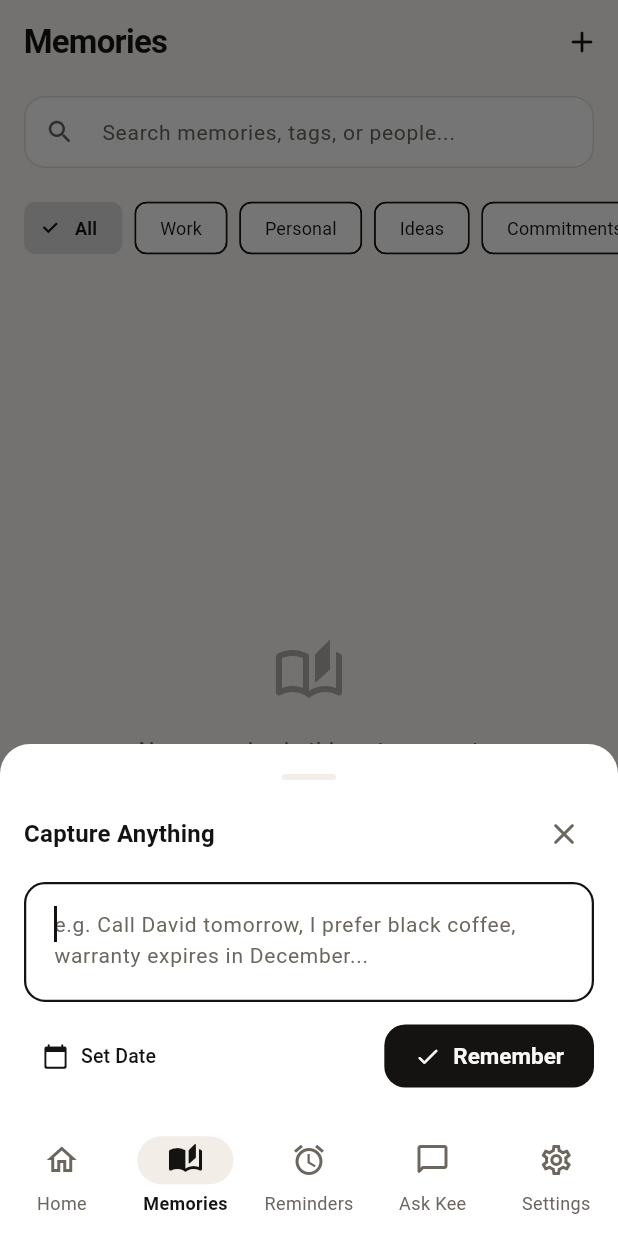
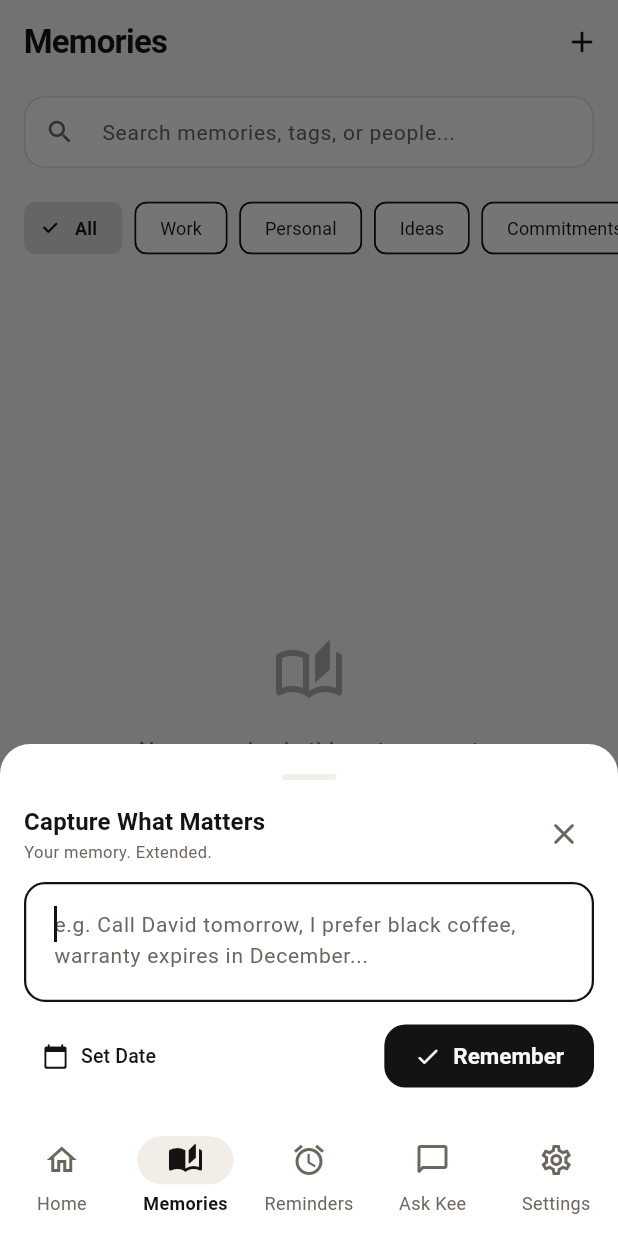
Before and after one commit to holladredd/Kee_app, a Flutter app: the screen it shows after launch, item 2 of the bottom bar chosen, after a tap on the "add" icon, on a phone screen of 412 x 824 dp. Run offline on Flutter 3.47's test engine with Material 3 defaults, Android fonts, the phone set to English and light mode, and no system bars; our stand-ins replace flutter_local_notifications, flutter_riverpod, flutter_secure_storage, go_router, share_plus, speech_to_text and 3 more; accounts and stored records are empty.

Commit message:
feat: add onboarding sheet widget and display it on home screen

```diff
--- /dev/null
+++ b/lib/core/widgets/kee_onboarding_sheet.dart
@@ -0,0 +1,271 @@
+import 'package:flutter/material.dart';
+import 'package:flutter_secure_storage/flutter_secure_storage.dart';
+import '../constants/app_spacing.dart';
+import 'kee_logo.dart';
+
+class KeeOnboardingSheet extends StatelessWidget {
+  final bool isReview;
+
+  const KeeOnboardingSheet({super.key, this.isReview = false});
+
+  static const String _storageKey = 'kee_has_seen_onboarding_v1';
+  static const _storage = FlutterSecureStorage();
+
+  static Future<void> checkAndShow(BuildContext context) async {
+    try {
+      final seen = await _storage.read(key: _storageKey);
+      if (seen != 'true' && context.mounted) {
+        show(context, isReview: false);
+      }
+    } catch (_) {}
+  }
+
+  static Future<void> show(BuildContext context, {bool isReview = false}) {
+    return showModalBottomSheet(
+      context: context,
+      isScrollControlled: true,
+      backgroundColor: Colors.transparent,
+      builder: (context) => KeeOnboardingSheet(isReview: isReview),
+    );
+  }
+
+  Future<void> _markSeen(BuildContext context) async {
+    try {
+      await _storage.write(key: _storageKey, value: 'true');
+    } catch (_) {}
+    if (context.mounted) {
+      Navigator.of(context).pop();
+    }
+  }
+
+  @override
+  Widget build(BuildContext context) {
+    final theme = Theme.of(context);
+    final isDark = theme.brightness == Brightness.dark;
+
+    return Container(
+      constraints: BoxConstraints(
+        maxHeight: MediaQuery.of(context).size.height * 0.88,
+      ),
+      decoration: BoxDecoration(
+        color: theme.colorScheme.surface,
+        borderRadius: const BorderRadius.vertical(
+          top: Radius.circular(AppSpacing.radiusLg),
+        ),
+        border: Border.all(
+          color: theme.colorScheme.outline,
+          width: 1,
+        ),
+      ),
+      child: SafeArea(
+        top: false,
+        child: Padding(
+          padding: const EdgeInsets.symmetric(
+            horizontal: AppSpacing.lg,
+            vertical: AppSpacing.md,
+          ),
+          child: Column(
+            mainAxisSize: MainAxisSize.min,
+            crossAxisAlignment: CrossAxisAlignment.stretch,
+            children: [
+              // Minimal handle bar
+              Center(
+                child: Container(
+                  width: 38,
+                  height: 4,
+                  margin: const EdgeInsets.only(bottom: AppSpacing.lg),
+                  decoration: BoxDecoration(
+                    color: theme.colorScheme.outline,
+                    borderRadius: BorderRadius.circular(AppSpacing.radiusFull),
+                  ),
+                ),
+              ),
+
+              Flexible(
+                child: SingleChildScrollView(
+                  child: Column(
+                    crossAxisAlignment: CrossAxisAlignment.center,
+                    children: [
+                      // Kee Monogram Logo
+                      const KeeLogo(size: 68),
+                      const SizedBox(height: AppSpacing.md),
+
+                      // Brand Header
+                      Text(
+                        'Kee',
+                        style: theme.textTheme.headlineMedium?.copyWith(
+                          fontWeight: FontWeight.w700,
+                          letterSpacing: -0.5,
+                        ),
+                      ),
+                      const SizedBox(height: 4),
+                      Text(
+                        'K.E.E. · Knowledge Extension Entity',
+                        textAlign: TextAlign.center,
+                        style: TextStyle(
+                          fontSize: 12,
+                          fontWeight: FontWeight.w600,
+                          letterSpacing: 1.2,
+                          color: isDark ? const Color(0xFFE8D0B2) : const Color(0xFFA6855B),
+                        ),
+                      ),
+                      const SizedBox(height: AppSpacing.xs),
+
+                      // Tagline badge
+                      Container(
+                        padding: const EdgeInsets.symmetric(horizontal: 10, vertical: 4),
+                        decoration: BoxDecoration(
+                          color: theme.colorScheme.surfaceContainerHighest,
+                          borderRadius: BorderRadius.circular(AppSpacing.radiusSm),
+                          border: Border.all(color: theme.colorScheme.outline, width: 0.8),
+                        ),
+                        child: Text(
+                          'Your memory. Extended.',
+                          style: TextStyle(
+                            fontSize: 12,
+                            fontWeight: FontWeight.w600,
+                            letterSpacing: 0.4,
+                            color: theme.colorScheme.onSurface,
+                          ),
+                        ),
+                      ),
+                      const SizedBox(height: AppSpacing.lg),
+
+                      // Mission Statement
+                      Text(
+                        'Meet Kee, your Knowledge Extension Entity. A personal intelligence that helps you capture what matters, remember what you forget, and retrieve information whenever you need it.',
+                        textAlign: TextAlign.center,
+                        style: theme.textTheme.bodyMedium?.copyWith(
+                          color: theme.colorScheme.onSurfaceVariant,
+                          height: 1.5,
+                        ),
+                      ),
+                      const SizedBox(height: AppSpacing.xl),
+
+                      // 3 Core Pillars
+                      _buildPillarTile(
+                        context: context,
+                        icon: Icons.edit_note_rounded,
+                        title: 'Capture What Matters',
+                        description:
+                            'Capture thoughts, tasks, preferences, and voice recordings with zero mental friction.',
+                      ),
+                      const SizedBox(height: AppSpacing.sm),
+                      _buildPillarTile(
+                        context: context,
+                        icon: Icons.alarm_on_rounded,
+                        title: 'Remember What You Forget',
+                        description:
+                            'Deterministic reminders and task tracking ensure commitments and promises never slip.',
+                      ),
+                      const SizedBox(height: AppSpacing.sm),
+                      _buildPillarTile(
+                        context: context,
+                        icon: Icons.psychology_rounded,
+                        title: 'Natural Offline Recall',
+                        description:
+                            'Ask Kee anything in natural conversation. Instant answers grounded strictly in your real memories.',
+                      ),
+                      const SizedBox(height: AppSpacing.lg),
+
+                      // Privacy guarantee
+                      Row(
+                        mainAxisAlignment: MainAxisAlignment.center,
+                        children: [
+                          Icon(
+                            Icons.shield_outlined,
+                            size: 14,
+                            color: theme.colorScheme.onSurfaceVariant,
+                          ),
+                          const SizedBox(width: 6),
+                          Text(
+                            '100% Offline · Private On-Device · No External APIs',
+                            style: TextStyle(
+                              fontSize: 11,
+                              fontWeight: FontWeight.w500,
+                              color: theme.colorScheme.onSurfaceVariant,
+                            ),
+                          ),
+                        ],
+                      ),
+                      const SizedBox(height: AppSpacing.lg),
+                    ],
+                  ),
+                ),
+              ),
+
+              // Get Started CTA
+              ElevatedButton(
+                onPressed: () => _markSeen(context),
+                style: ElevatedButton.styleFrom(
+                  padding: const EdgeInsets.symmetric(vertical: AppSpacing.md),
+                  shape: RoundedRectangleBorder(
+                    borderRadius: BorderRadius.circular(AppSpacing.radiusMd),
+                  ),
+                ),
+                child: Text(
+                  isReview ? 'Close' : 'Get Started with Kee',
+                  style: const TextStyle(fontWeight: FontWeight.w600, fontSize: 15),
+                ),
+              ),
+            ],
+          ),
+        ),
+      ),
+    );
+  }
+
+  Widget _buildPillarTile({
+    required BuildContext context,
+    required IconData icon,
+    required String title,
+    required String description,
+  }) {
+    final theme = Theme.of(context);
+
+    return Container(
+      padding: const EdgeInsets.all(AppSpacing.md),
+      decoration: BoxDecoration(
+        color: theme.colorScheme.surfaceContainerHighest.withValues(alpha: 0.4),
+        borderRadius: BorderRadius.circular(AppSpacing.radiusMd),
+        border: Border.all(color: theme.colorScheme.outline, width: 0.8),
+      ),
+      child: Row(
+        crossAxisAlignment: CrossAxisAlignment.start,
+        children: [
+          Container(
+            padding: const EdgeInsets.all(8),
+            decoration: BoxDecoration(
+              color: theme.colorScheme.surface,
+              borderRadius: BorderRadius.circular(AppSpacing.radiusSm),
+              border: Border.all(color: theme.colorScheme.outline, width: 0.8),
+            ),
+            child: Icon(icon, size: 20, color: theme.colorScheme.primary),
+          ),
+          const SizedBox(width: AppSpacing.md),
+          Expanded(
+            child: Column(
+              crossAxisAlignment: CrossAxisAlignment.start,
+              children: [
+                Text(
+                  title,
+                  style: theme.textTheme.titleSmall?.copyWith(
+                    fontWeight: FontWeight.w600,
+                  ),
+                ),
+                const SizedBox(height: 2),
+                Text(
+                  description,
+                  style: theme.textTheme.bodySmall?.copyWith(
+                    color: theme.colorScheme.onSurfaceVariant,
+                    height: 1.35,
+                  ),
+                ),
+              ],
+            ),
+          ),
+        ],
+      ),
+    );
+  }
+}
--- a/lib/features/capture/presentation/quick_capture_sheet.dart
+++ b/lib/features/capture/presentation/quick_capture_sheet.dart
@@ -193,11 +193,24 @@ class _QuickCaptureSheetState extends ConsumerState<QuickCaptureSheet> {
           Row(
             mainAxisAlignment: MainAxisAlignment.spaceBetween,
             children: [
-              Text(
-                'Capture Anything',
-                style: theme.textTheme.titleMedium?.copyWith(
-                  fontWeight: FontWeight.w600,
-                ),
+              Column(
+                crossAxisAlignment: CrossAxisAlignment.start,
+                children: [
+                  Text(
+                    'Capture What Matters',
+                    style: theme.textTheme.titleMedium?.copyWith(
+                      fontWeight: FontWeight.w600,
+                    ),
+                  ),
+                  Text(
+                    'Your memory. Extended.',
+                    style: TextStyle(
+                      fontSize: 11,
+                      letterSpacing: 0.3,
+                      color: theme.colorScheme.onSurfaceVariant,
+                    ),
+                  ),
+                ],
               ),
               IconButton(
                 icon: const Icon(Icons.close_rounded),
--- a/lib/features/home/presentation/home_screen.dart
+++ b/lib/features/home/presentation/home_screen.dart
@@ -4,6 +4,7 @@ import 'package:go_router/go_router.dart';
 import 'package:intl/intl.dart';
 import '../../../core/constants/app_spacing.dart';
 import '../../../core/widgets/kee_logo.dart';
+import '../../../core/widgets/kee_onboarding_sheet.dart';
 import '../../capture/presentation/quick_capture_sheet.dart';
 import '../../capture/presentation/voice_capture_dialog.dart';
 import '../../memories/data/memory_model.dart';
@@ -11,8 +12,21 @@ import '../../memories/data/memory_repository.dart';
 import '../../reminders/data/reminder_model.dart';
 import '../../reminders/data/reminder_repository.dart';
 
-class HomeScreen extends ConsumerWidget {
+class HomeScreen extends ConsumerStatefulWidget {
   const HomeScreen({super.key});
+
+  @override
+  ConsumerState<HomeScreen> createState() => _HomeScreenState();
+}
+
+class _HomeScreenState extends ConsumerState<HomeScreen> {
+  @override
+  void initState() {
+    super.initState();
+    WidgetsBinding.instance.addPostFrameCallback((_) {
+      KeeOnboardingSheet.checkAndShow(context);
+    });
+  }
 
   String _getGreeting() {
     final hour = DateTime.now().hour;
@@ -22,8 +36,9 @@ class HomeScreen extends ConsumerWidget {
   }
 
   @override
-  Widget build(BuildContext context, WidgetRef ref) {
+  Widget build(BuildContext context) {
     final theme = Theme.of(context);
+    final isDark = theme.brightness == Brightness.dark;
     final memoriesAsync = ref.watch(memoriesStreamProvider);
     final remindersAsync = ref.watch(remindersStreamProvider);
 
@@ -50,23 +65,49 @@ class HomeScreen extends ConsumerWidget {
                   children: [
                     Row(
                       children: [
-                        const KeeLogo(size: 44),
+                        GestureDetector(
+                          onTap: () => KeeOnboardingSheet.show(context, isReview: true),
+                          child: const KeeLogo(size: 44),
+                        ),
                         const SizedBox(width: AppSpacing.sm),
                         Column(
                           crossAxisAlignment: CrossAxisAlignment.start,
                           children: [
+                            Row(
+                              children: [
+                                Text(
+                                  'Kee',
+                                  style: TextStyle(
+                                    fontSize: 11,
+                                    fontWeight: FontWeight.w700,
+                                    letterSpacing: 0.8,
+                                    color: isDark ? const Color(0xFFE8D0B2) : const Color(0xFFA6855B),
+                                  ),
+                                ),
+                                const SizedBox(width: 4),
+                                Text(
+                                  '· Knowledge Extension Entity',
+                                  style: TextStyle(
+                                    fontSize: 10,
+                                    letterSpacing: 0.2,
+                                    color: theme.colorScheme.onSurfaceVariant,
+                                  ),
+                                ),
+                              ],
+                            ),
+                            const SizedBox(height: 2),
                             Text(
                               _getGreeting(),
-                              style: theme.textTheme.titleLarge?.copyWith(
+                              style: theme.textTheme.titleMedium?.copyWith(
                                 fontWeight: FontWeight.w700,
                                 letterSpacing: -0.5,
                               ),
                             ),
-                            const SizedBox(height: 2),
                             Text(
                               DateFormat('EEEE, MMMM d').format(DateTime.now()),
                               style: theme.textTheme.bodySmall?.copyWith(
                                 color: theme.colorScheme.onSurfaceVariant,
+                                fontSize: 11,
                               ),
                             ),
                           ],
@@ -111,7 +152,7 @@ class HomeScreen extends ConsumerWidget {
                         const SizedBox(width: AppSpacing.sm),
                         Expanded(
                           child: Text(
-                            'Tell Kee anything. It remembers...',
+                            'Capture what matters. Your memory, extended...',
                             style: TextStyle(
                               color: theme.colorScheme.onSurfaceVariant,
                               fontSize: 15,
@@ -177,14 +218,14 @@ class HomeScreen extends ConsumerWidget {
                             crossAxisAlignment: CrossAxisAlignment.start,
                             children: [
                               Text(
-                                'Ask Kee anything',
+                                'Ask Kee · Knowledge Extension Entity',
                                 style: theme.textTheme.titleSmall?.copyWith(
                                   fontWeight: FontWeight.w600,
                                 ),
                               ),
                               const SizedBox(height: 2),
                               Text(
-                                'Instant recall across all your memories & tasks',
+                                'Natural recall across your memories, commitments & tasks',
                                 style: theme.textTheme.bodySmall?.copyWith(
                                   color: theme.colorScheme.onSurfaceVariant,
                                 ),
@@ -221,7 +262,7 @@ class HomeScreen extends ConsumerWidget {
                       return _buildEmptyCard(
                         context,
                         icon: Icons.notifications_none_rounded,
-                        message: 'No upcoming reminders. You are all caught up!',
+                        message: 'No upcoming reminders. All commitments are clear.',
                       );
                     }
 
@@ -252,7 +293,7 @@ class HomeScreen extends ConsumerWidget {
                       return _buildEmptyCard(
                         context,
                         icon: Icons.note_alt_outlined,
-                        message: 'No memories saved yet. Try saving a note or thought above.',
+                        message: 'No memories saved yet. Entrust notes, ideas, or thoughts to Kee.',
                       );
                     }
 
--- a/lib/features/recall/presentation/ask_kee_screen.dart
+++ b/lib/features/recall/presentation/ask_kee_screen.dart
@@ -48,7 +48,7 @@ class _AskKeeScreenState extends ConsumerState<AskKeeScreen> {
     super.initState();
     _messages.add(
       ChatMessage(
-        text: 'Hello! Ask me anything you have saved in Kee. I recall tasks, promises, ideas, preferences, and memories offline.',
+        text: 'Meet Kee, your Knowledge Extension Entity. A personal intelligence that helps you capture what matters, remember what you forget, and retrieve information whenever you need it.\n\nAsk me anything you have entrusted to memory—tasks, promises, ideas, preferences, or records. Your memory. Extended.',
         isUser: false,
         timestamp: DateTime.now(),
       ),
@@ -155,7 +155,7 @@ class _AskKeeScreenState extends ConsumerState<AskKeeScreen> {
                 ),
                 const SizedBox(width: 5),
                 Text(
-                  '${engine.name} • 100% Offline',
+                  '${engine.name} • Knowledge Extension Entity',
                   style: theme.textTheme.bodySmall?.copyWith(
                     color: theme.colorScheme.onSurfaceVariant,
                     fontSize: 11,
@@ -245,7 +245,7 @@ class _AskKeeScreenState extends ConsumerState<AskKeeScreen> {
                       textInputAction: TextInputAction.send,
                       onSubmitted: _handleAsk,
                       decoration: const InputDecoration(
-                        hintText: 'Ask Kee about your memories or tasks...',
+                        hintText: 'Ask Kee anything. Your memory, extended...',
                         border: InputBorder.none,
                         enabledBorder: InputBorder.none,
                         focusedBorder: InputBorder.none,
--- a/lib/features/reminders/presentation/reminders_screen.dart
+++ b/lib/features/reminders/presentation/reminders_screen.dart
@@ -72,7 +72,7 @@ class _RemindersScreenState extends ConsumerState<RemindersScreen> with SingleTi
                   context,
                   icon: Icons.alarm_off_rounded,
                   title: 'No reminders set',
-                  subtitle: 'Use quick capture to create reminders naturally, e.g. "Call David tomorrow at 5pm"',
+                  subtitle: 'Capture what matters naturally to let Kee manage reminders and extend your memory.',
                 );
               }
 
@@ -104,7 +104,7 @@ class _RemindersScreenState extends ConsumerState<RemindersScreen> with SingleTi
                   context,
                   icon: Icons.check_circle_outline_rounded,
                   title: 'All tasks completed!',
-                  subtitle: 'Tell Kee when you have something new to do.',
+                  subtitle: 'Capture tasks with Kee to keep commitments clear and your memory extended.',
                 );
               }
 
--- a/lib/features/settings/presentation/settings_screen.dart
+++ b/lib/features/settings/presentation/settings_screen.dart
@@ -4,6 +4,7 @@ import 'package:flutter_riverpod/flutter_riverpod.dart';
 import 'package:share_plus/share_plus.dart';
 import '../../../core/constants/app_spacing.dart';
 import '../../../core/widgets/kee_logo.dart';
+import '../../../core/widgets/kee_onboarding_sheet.dart';
 import '../../../core/theme/theme_provider.dart';
 import '../../../core/notifications/notification_service.dart';
 import '../../../core/intelligence/local_ai_runner.dart';
@@ -200,10 +201,34 @@ class SettingsScreen extends ConsumerWidget {
           // Section: About
           _buildSectionTitle(theme, 'About'),
           Card(
-            child: ListTile(
-              leading: const KeeLogo(size: 38),
-              title: const Text('Kee v1.0.0'),
-              subtitle: const Text('Personal Memory & Task Assistant'),
+            child: Column(
+              children: [
+                ListTile(
+                  leading: const KeeLogo(size: 42),
+                  title: const Text(
+                    'Kee',
+                    style: TextStyle(fontWeight: FontWeight.w700),
+                  ),
+                  subtitle: const Text(
+                    'K.E.E. · Knowledge Extension Entity\nYour memory. Extended.',
+                  ),
+                  isThreeLine: true,
+                ),
+                const Divider(height: 1),
+                ListTile(
+                  leading: const Icon(Icons.info_outline_rounded),
+                  title: const Text('Brand Philosophy & Introduction'),
+                  subtitle: const Text('Review what Kee is and how it extends your memory'),
+                  trailing: const Icon(Icons.arrow_forward_ios_rounded, size: 14),
+                  onTap: () => KeeOnboardingSheet.show(context, isReview: true),
+                ),
+                const Divider(height: 1),
+                const ListTile(
+                  leading: Icon(Icons.verified_outlined),
+                  title: Text('Version 1.0.0'),
+                  subtitle: Text('Local-First Personal Technology'),
+                ),
+              ],
             ),
           ),
           const SizedBox(height: AppSpacing.xxl),
--- a/pubspec.yaml
+++ b/pubspec.yaml
@@ -1,5 +1,5 @@
 name: kee
-description: "Kee - Android-first personal memory and task assistant."
+description: "Kee (Knowledge Extension Entity) - Your memory. Extended. Personal memory and task intelligence."
 publish_to: 'none'
 
 version: 1.0.0+1
```
Also changed, not shown: 4 other files.
